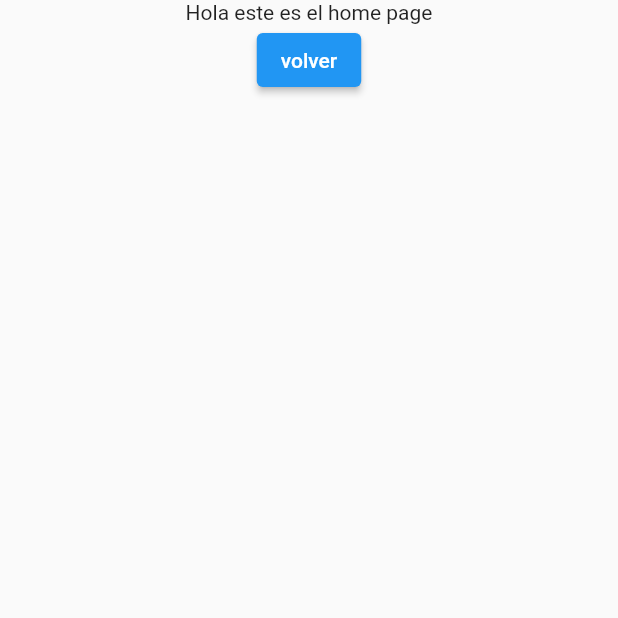
After one commit to jreyes0431/ing-sw-flutter-sample, a Flutter app: the screen it shows after launch, after a tap on "Ingresar", on a phone screen of 412 x 824 dp, the top half of it. The commit adds this screen. Run offline on Flutter 3.47's test engine with Material 2 defaults, Android fonts, the phone set to English and light mode, and no system bars.

Commit message:
feat: navigation between home and login page

```diff
--- /dev/null
+++ b/lib/home_page.dart
@@ -0,0 +1,24 @@
+import 'package:flutter/material.dart';
+
+class HomePage extends StatelessWidget {
+  const HomePage({super.key});
+
+  @override
+  Widget build(BuildContext context) {
+    return Scaffold(
+      body: Center(
+        child: Column(
+          children: [
+            Text("Hola este es el home page"),
+            ElevatedButton(
+              onPressed: () {
+                Navigator.pop(context);
+              },
+              child: Text("volver"),
+            ),
+          ],
+        ),
+      ),
+    );
+  }
+}
--- a/lib/login_page.dart
+++ b/lib/login_page.dart
@@ -1,4 +1,5 @@
 import 'package:flutter/material.dart';
+import 'package:test_ing_mw/home_page.dart';
 
 class LoginPage extends StatelessWidget {
   const LoginPage({super.key});
@@ -21,10 +22,16 @@ class LoginPage extends StatelessWidget {
           const Spacer(),
           TextFormField(),
           const Spacer(),
-          const SizedBox(
-            height: 60,
-            width: 120,
-            child: InkWell(),
+          ElevatedButton(
+            onPressed: () {
+              Navigator.push(
+                context,
+                MaterialPageRoute(
+                  builder: (_) => HomePage(),
+                ),
+              );
+            },
+            child: Text("Ingresar"),
           ),
           const Spacer(),
         ],
```
